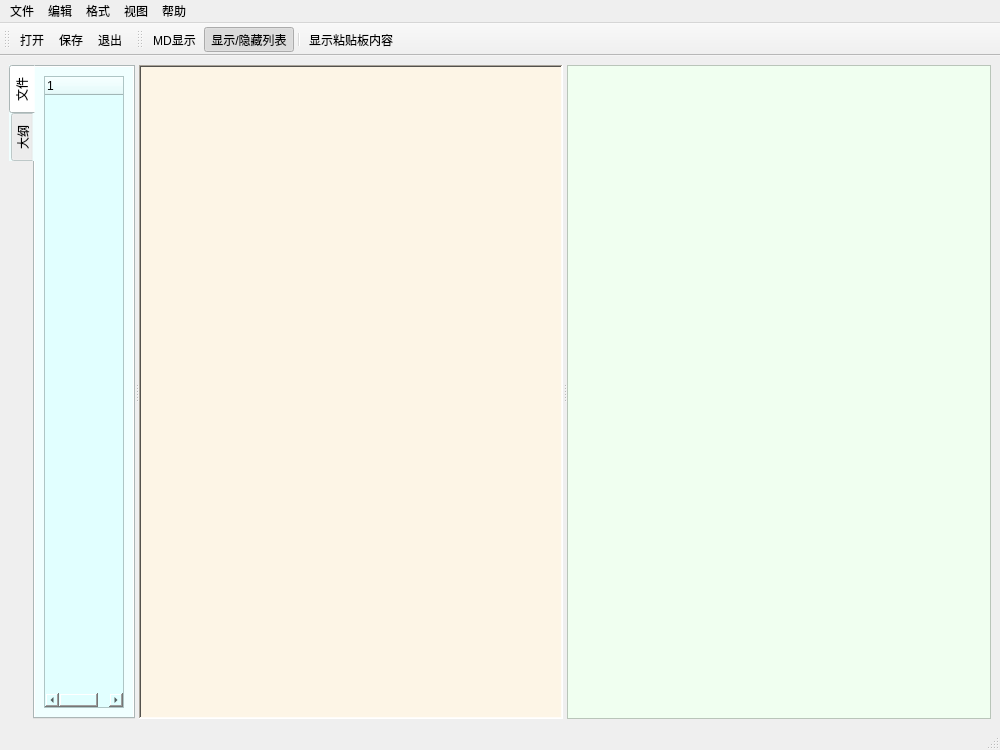
Before: the Qt Designer form test_Demo/doc_viewer.ui in tainyuhong/pyside_machine_system, drawn with Qt 5.
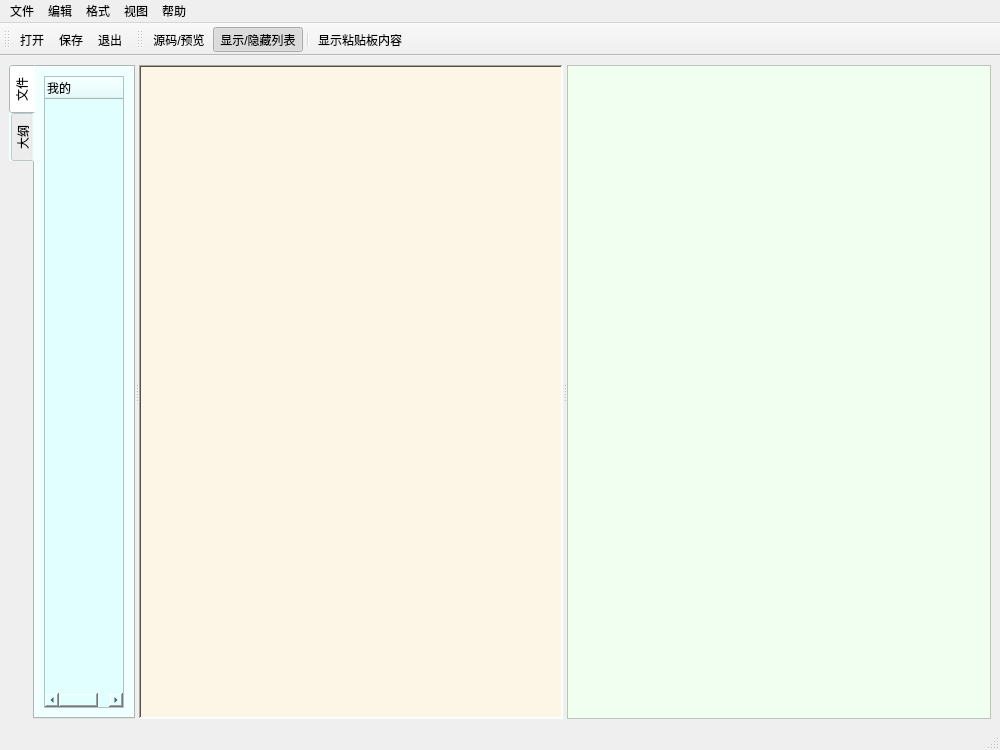
After: the same form once the commit is applied.

```diff
--- a/test_Demo/doc_viewer.ui
+++ b/test_Demo/doc_viewer.ui
@@ -51,7 +51,7 @@
            </property>
            <column>
             <property name="text">
-             <string/>
+             <string>我的</string>
             </property>
            </column>
           </widget>
@@ -251,7 +251,7 @@
     <bool>true</bool>
    </property>
    <property name="text">
-    <string>MD显示</string>
+    <string>源码/预览</string>
    </property>
    <property name="toolTip">
     <string>markdown方式显示</string>
```
Left out of the diff: 6 changed lines with no effect on the pictures.
